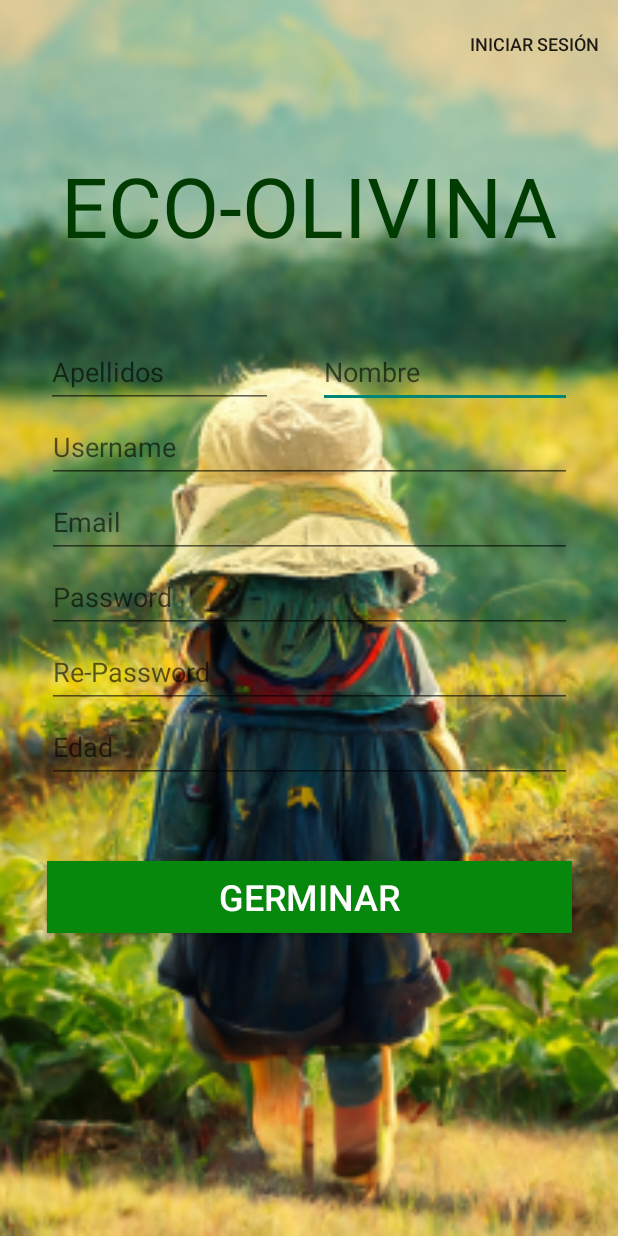
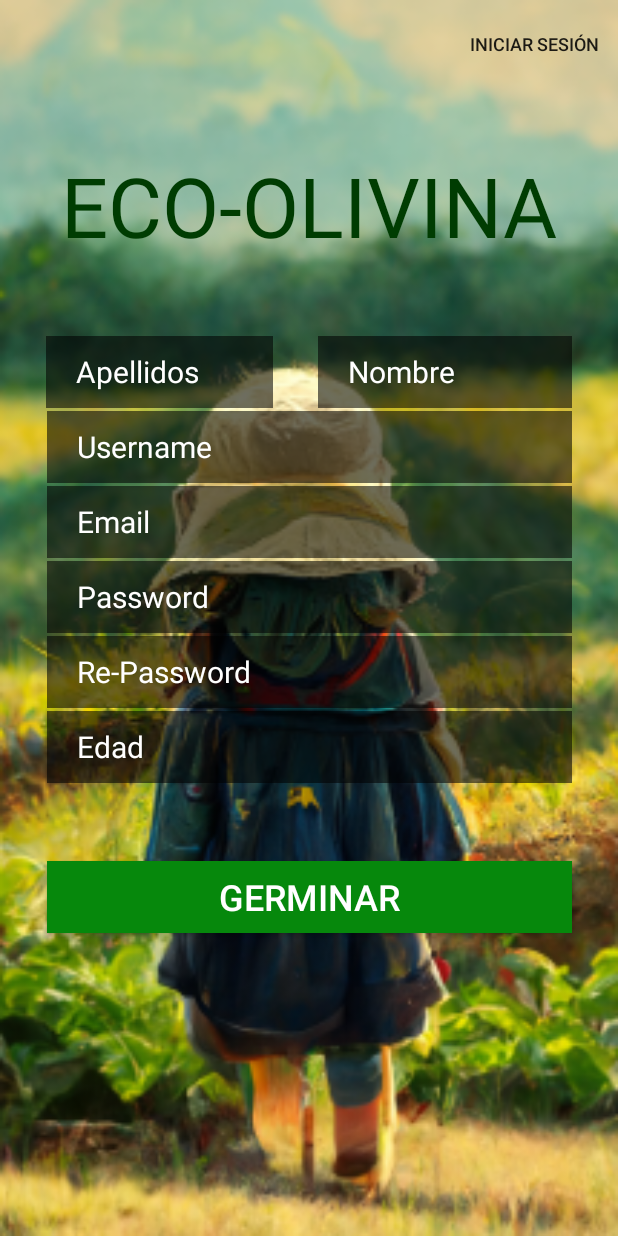
Before and after one commit to DoramasLemes/Ecolivina, an Android app: the RegisterActivity screen opened directly, with no data from a screen before it, on a phone screen of 412 x 824 dp. Run offline under Robolectric (Android 15) with nearby library versions, the phone set to English and light mode, and no system bars.

Commit message:
Cambio xml EditText RegisterActivity para dejarlo mas visual

```diff
--- a/app/build.gradle
+++ b/app/build.gradle
@@ -35,11 +35,13 @@ dependencies {
 
     implementation 'androidx.appcompat:appcompat:1.6.1'
     implementation 'com.google.android.material:material:1.8.0'
-    implementation 'androidx.annotation:annotation:1.5.0'
+    implementation 'androidx.annotation:annotation:1.6.0'
     implementation 'androidx.constraintlayout:constraintlayout:2.1.4'
     implementation 'androidx.lifecycle:lifecycle-livedata-ktx:2.5.1'
     implementation 'androidx.lifecycle:lifecycle-viewmodel-ktx:2.5.1'
     testImplementation 'junit:junit:4.13.2'
     androidTestImplementation 'androidx.test.ext:junit:1.1.5'
     androidTestImplementation 'androidx.test.espresso:espresso-core:3.5.1'
+
+    implementation 'com.android.volley:volley:1.2.1'
 }
--- a/app/src/main/AndroidManifest.xml
+++ b/app/src/main/AndroidManifest.xml
@@ -2,7 +2,8 @@
 <manifest xmlns:android="http://schemas.android.com/apk/res/android"
     xmlns:tools="http://schemas.android.com/tools">
 
-    <uses-permission android:name="android.permission.READ_EXTERNAL_STORAGE" />
+    <uses-permission android:name="android.permission.READ_EXTERNAL_STORAGE"/>
+    <uses-permission android:name="android.permission.INTERNET"/>
 
     <application
         android:allowBackup="true"
--- a/app/src/main/java/com/example/ecolivina/data/RegisterActivity.java
+++ b/app/src/main/java/com/example/ecolivina/data/RegisterActivity.java
@@ -8,14 +8,13 @@ import android.widget.EditText;
 import android.widget.Toast;
 
 import androidx.appcompat.app.AppCompatActivity;
-
 import com.example.ecolivina.R;
 
 public class RegisterActivity extends AppCompatActivity {
 
     //Declaración de las variables necesarias
     EditText name, apellidos, username, email, password, password2, edad;
-    Button btn_register, btn_login;
+    Button btn_register;
 
     @Override
     protected void onCreate(Bundle savedInstanceState) {
@@ -51,6 +50,7 @@ public class RegisterActivity extends AppCompatActivity {
         });
     }
 
+
     //Metodo para ir a la pantalla de login
     public void loginButton(View view) {
         Intent intent = new Intent(this, LoginActivity.class);
--- a/app/src/main/res/layout/activity_register.xml
+++ b/app/src/main/res/layout/activity_register.xml
@@ -40,14 +40,21 @@
         android:layout_width="169dp"
         android:layout_height="48dp"
         android:layout_marginTop="50dp"
+
         android:ems="10"
         android:inputType="textPersonName"
         android:hint="@string/prompt_nameRegister"
+        android:background="@color/black"
+        android:backgroundTint="#90000000"
+        android:minHeight="48dp"
+        android:paddingStart="20dp"
+        android:textColorHint="#FFFFFF"
+        android:textSize="20sp"
         app:layout_constraintEnd_toEndOf="parent"
         app:layout_constraintStart_toEndOf="@+id/apellidosRegister"
         app:layout_constraintTop_toBottomOf="@+id/titleRegister"
         android:autofillHints="Nombre"
-        tools:ignore="LabelFor" />
+        tools:ignore="LabelFor,RtlSymmetry" />
 
     <EditText
         android:id="@+id/apellidosRegister"
@@ -57,11 +64,17 @@
         android:ems="10"
         android:inputType="textPersonName"
         android:hint="@string/prompt_apellidosRegister"
+        android:background="@color/black"
+        android:backgroundTint="#90000000"
+        android:minHeight="48dp"
+        android:paddingStart="20dp"
+        android:textColorHint="#FFFFFF"
+        android:textSize="20sp"
         app:layout_constraintEnd_toStartOf="@+id/nombreRegister"
         app:layout_constraintStart_toStartOf="parent"
         app:layout_constraintTop_toBottomOf="@+id/titleRegister"
         android:autofillHints="Apellidos"
-        tools:ignore="LabelFor" />
+        tools:ignore="LabelFor,RtlSymmetry" />
 
     <EditText
         android:id="@+id/usernameRegister"
@@ -71,11 +84,17 @@
         android:ems="10"
         android:inputType="textPersonName"
         android:hint="@string/prompt_usernameRegister"
+        android:background="@color/black"
+        android:backgroundTint="#90000000"
+        android:minHeight="48dp"
+        android:paddingStart="20dp"
+        android:textColorHint="#FFFFFF"
+        android:textSize="20sp"
         app:layout_constraintEnd_toEndOf="parent"
         app:layout_constraintStart_toStartOf="parent"
         app:layout_constraintTop_toBottomOf="@+id/titleRegister"
         android:autofillHints="Username"
-        tools:ignore="LabelFor" />
+        tools:ignore="LabelFor,RtlSymmetry" />
 
     <EditText
         android:id="@+id/emailRegister"
@@ -85,11 +104,17 @@
         android:ems="10"
         android:inputType="textEmailAddress"
         android:hint="@string/prompt_emailRegister"
+        android:background="@color/black"
+        android:backgroundTint="#90000000"
+        android:minHeight="48dp"
+        android:paddingStart="20dp"
+        android:textColorHint="#FFFFFF"
+        android:textSize="20sp"
         app:layout_constraintEnd_toEndOf="parent"
         app:layout_constraintStart_toStartOf="parent"
         app:layout_constraintTop_toBottomOf="@+id/titleRegister"
         android:autofillHints="Email"
-        tools:ignore="LabelFor" />
+        tools:ignore="LabelFor,RtlSymmetry" />
 
     <EditText
         android:id="@+id/passwordRegister"
@@ -99,11 +124,17 @@
         android:ems="10"
         android:inputType="textPassword"
         android:hint="@string/prompt_password"
+        android:background="@color/black"
+        android:backgroundTint="#90000000"
+        android:minHeight="48dp"
+        android:paddingStart="20dp"
+        android:textColorHint="#FFFFFF"
+        android:textSize="20sp"
         app:layout_constraintEnd_toEndOf="parent"
         app:layout_constraintStart_toStartOf="parent"
         app:layout_constraintTop_toBottomOf="@+id/titleRegister"
         android:autofillHints="Password"
-        tools:ignore="LabelFor" />
+        tools:ignore="LabelFor,RtlSymmetry" />
 
     <EditText
         android:id="@+id/passwordRepeatRegister"
@@ -113,11 +144,17 @@
         android:ems="10"
         android:inputType="textPassword"
         android:hint="@string/prompt_passwordRepeatRegister"
+        android:background="@color/black"
+        android:backgroundTint="#90000000"
+        android:minHeight="48dp"
+        android:paddingStart="20dp"
+        android:textColorHint="#FFFFFF"
+        android:textSize="20sp"
         app:layout_constraintEnd_toEndOf="parent"
         app:layout_constraintStart_toStartOf="parent"
         app:layout_constraintTop_toBottomOf="@+id/titleRegister"
         android:autofillHints="passwordRepeat"
-        tools:ignore="LabelFor" />
+        tools:ignore="LabelFor,RtlSymmetry" />
 
     <EditText
         android:id="@+id/edadRegister"
@@ -127,11 +164,17 @@
         android:autofillHints="Edad"
         android:ems="10"
         android:hint="@string/prompt_edadRegister"
+        android:background="@color/black"
+        android:backgroundTint="#90000000"
+        android:minHeight="48dp"
+        android:paddingStart="20dp"
+        android:textColorHint="#FFFFFF"
+        android:textSize="20sp"
         android:inputType="number"
         app:layout_constraintEnd_toEndOf="parent"
         app:layout_constraintStart_toStartOf="parent"
         app:layout_constraintTop_toBottomOf="@+id/titleRegister"
-        tools:ignore="MissingConstraints" />
+        tools:ignore="MissingConstraints,RtlSymmetry" />
 
     <Button
         android:id="@+id/btnRegister"
```
